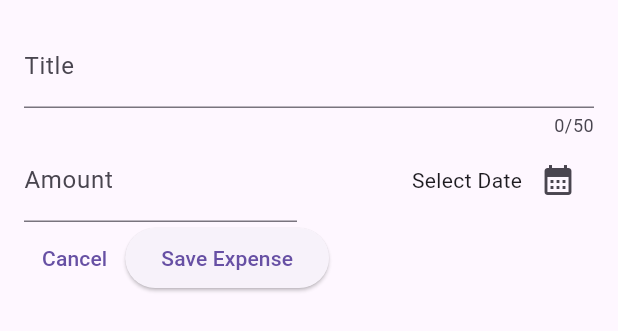
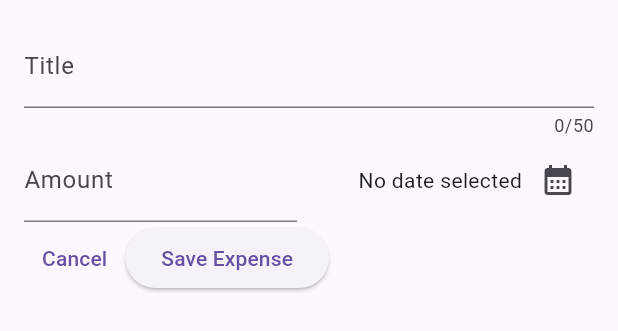
Before and after one commit to My-Own-Personal-Test/expense_app, a Flutter app: the NewExpense widget shown alone on an empty page, opened directly, on a phone screen of 412 x 824 dp. Shown: the top 331 px of the screen. Run offline on Flutter 3.47's test engine with Material 3 defaults, Android fonts, the phone set to English and light mode, and no system bars.

Commit message:
feat: user can see picked date

```diff
--- a/lib/models/expense.dart
+++ b/lib/models/expense.dart
@@ -2,7 +2,7 @@ import 'package:flutter/material.dart';
 import 'package:intl/intl.dart';
 import 'package:uuid/uuid.dart';
 
-final formatter = DateFormat();
+final formatter = DateFormat('dd/MM/yyyy');
 const uuid = Uuid();
 
 enum Category {
--- a/lib/widgets/new_expense.dart
+++ b/lib/widgets/new_expense.dart
@@ -1,3 +1,4 @@
+import 'package:expense_app/models/expense.dart';
 import 'package:flutter/material.dart';
 
 class NewExpense extends StatefulWidget {
@@ -12,17 +13,18 @@ class NewExpense extends StatefulWidget {
 class _NewExpanseState extends State<NewExpense> {
   final _titleController = TextEditingController();
   final _amountController = TextEditingController();
+  DateTime? _selectedDate;
 
-  void _presetDatePicker() {
+  void _presetDatePicker() async {
     final now = DateTime.now();
     final firstDate = DateTime(now.year - 1, now.month, now.day);
-
-    showDatePicker(
+    final pickedDate = await showDatePicker(
       context: context,
       initialDate: now,
       firstDate: firstDate,
       lastDate: now,
     );
+    setState(() => _selectedDate = pickedDate);
   }
 
   @override
@@ -63,7 +65,11 @@ class _NewExpanseState extends State<NewExpense> {
                   mainAxisAlignment: MainAxisAlignment.end,
                   crossAxisAlignment: CrossAxisAlignment.center,
                   children: [
-                    const Text('Select Date'),
+                    Text(
+                      _selectedDate == null
+                          ? 'No date selected'
+                          : formatter.format(_selectedDate!),
+                    ),
                     IconButton(
                       onPressed: _presetDatePicker,
                       icon: const Icon(Icons.calendar_month),
```
